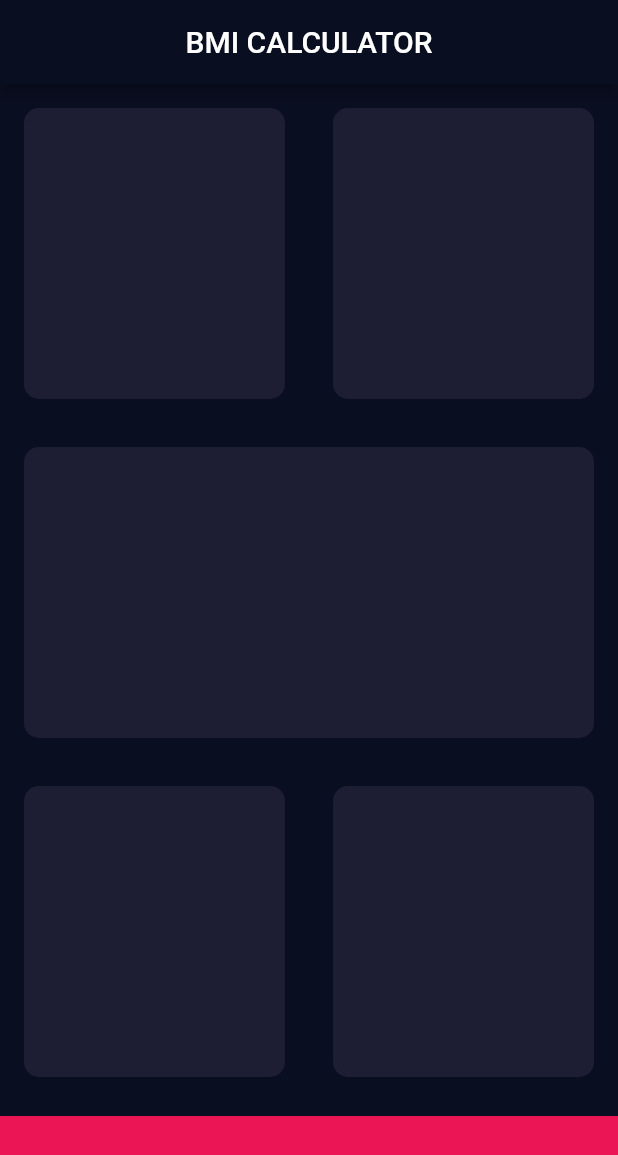
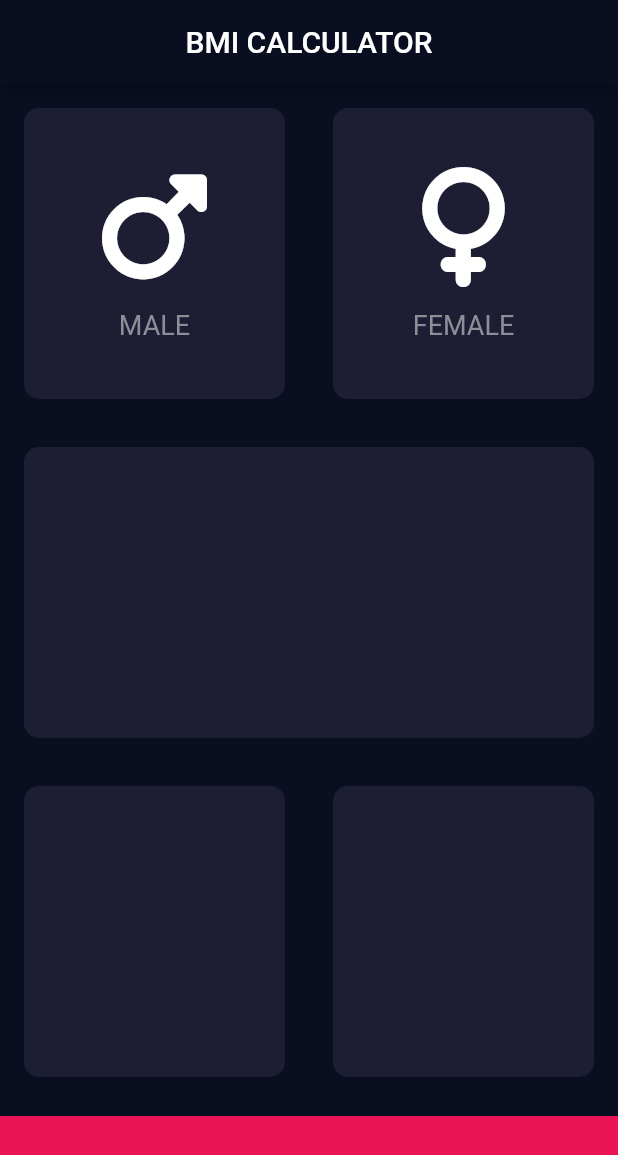
Before and after one commit to archndrx/bmi_flutter, a Flutter app: the screen it shows after launch, on a phone screen of 412 x 824 dp. Shown: the top 1155 px of the screen. Run offline on Flutter 3.47's test engine with Material 2 defaults, Android fonts, the phone set to English and light mode, and no system bars; our stand-ins replace font_awesome_flutter.

Commit message:
seperate iconContent & reusableCard

```diff
--- /dev/null
+++ b/lib/components/icon_content.dart
@@ -0,0 +1,33 @@
+import 'package:flutter/material.dart';
+
+const labelTextStyle = TextStyle(
+  fontSize: 18,
+  color: Color(0XFF8D8E98),
+);
+
+class IconContent extends StatelessWidget {
+  final String? text;
+  final IconData? icon;
+
+  const IconContent({super.key, this.text, this.icon});
+
+  @override
+  Widget build(BuildContext context) {
+    return Column(
+      mainAxisAlignment: MainAxisAlignment.center,
+      children: [
+        Icon(
+          icon,
+          size: 80,
+        ),
+        const SizedBox(
+          height: 15,
+        ),
+        Text(
+          text!,
+          style: labelTextStyle,
+        ),
+      ],
+    );
+  }
+}
--- /dev/null
+++ b/lib/components/reusable_card.dart
@@ -0,0 +1,20 @@
+import 'package:flutter/material.dart';
+
+class ReusableCard extends StatelessWidget {
+  final Color colour;
+  final Widget? cardChild;
+
+  const ReusableCard({super.key, required this.colour, this.cardChild});
+
+  @override
+  Widget build(BuildContext context) {
+    return Container(
+      margin: const EdgeInsets.all(16),
+      decoration: BoxDecoration(
+        borderRadius: BorderRadius.circular(10),
+        color: colour,
+      ),
+      child: cardChild,
+    );
+  }
+}
--- a/lib/pages/input_page.dart
+++ b/lib/pages/input_page.dart
@@ -1,4 +1,7 @@
+import 'package:bmi/components/icon_content.dart';
+import 'package:bmi/components/reusable_card.dart';
 import 'package:flutter/material.dart';
+import 'package:font_awesome_flutter/font_awesome_flutter.dart';
 
 const bottomContainerHeight = 80.0;
 const activeCardColour = Color(0xFF1D1E33);
@@ -27,11 +30,19 @@ class _InputPageState extends State<InputPage> {
                 Expanded(
                   child: ReusableCard(
                     colour: activeCardColour,
+                    cardChild: IconContent(
+                      text: 'MALE',
+                      icon: FontAwesomeIcons.mars,
+                    ),
                   ),
                 ),
                 Expanded(
                   child: ReusableCard(
                     colour: activeCardColour,
+                    cardChild: IconContent(
+                      text: 'FEMALE',
+                      icon: FontAwesomeIcons.venus,
+                    ),
                   ),
                 ),
               ],
@@ -69,20 +80,3 @@ class _InputPageState extends State<InputPage> {
     );
   }
 }
-
-class ReusableCard extends StatelessWidget {
-  final Color colour;
-
-  const ReusableCard({super.key, required this.colour});
-
-  @override
-  Widget build(BuildContext context) {
-    return Container(
-      margin: const EdgeInsets.all(16),
-      decoration: BoxDecoration(
-        borderRadius: BorderRadius.circular(10),
-        color: colour,
-      ),
-    );
-  }
-}
```
